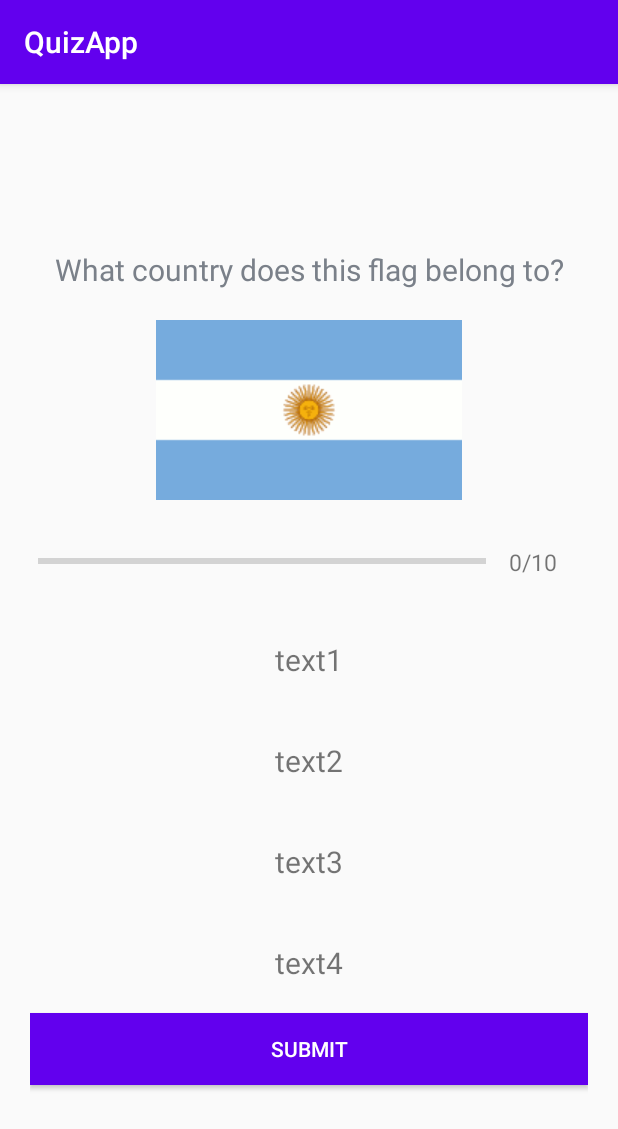
After one commit to DzeiEm/kot_quizApp, an Android app: the QuizQuestionActivity screen opened directly, with no data from a screen before it, on a phone screen of 412 x 824 dp. The commit adds this screen. Shown: the top 1129 px of the screen. Run offline under Robolectric (Android 15) with nearby library versions, the phone set to English and light mode, and no system bars.

Commit message:
Question Activity creation

```diff
--- a/app/src/main/AndroidManifest.xml
+++ b/app/src/main/AndroidManifest.xml
@@ -9,7 +9,11 @@
         android:roundIcon="@mipmap/ic_launcher_round"
         android:supportsRtl="true"
         android:theme="@style/AppTheme">
-        <activity android:name=".MainActivity"
+        <activity android:name=".QuizQuestionActivity">
+            android:screenOrientation="portrait">
+        </activity>
+        <activity
+            android:name=".MainActivity"
             android:screenOrientation="portrait"
             android:theme="@style/NoActionBarTheme"
             android:windowSoftInputMode="adjustResize">
--- /dev/null
+++ b/app/src/main/java/com/example/quizapp/Constants.kt
@@ -0,0 +1,131 @@
+package com.example.quizapp
+
+// kotlinfile,
+object Constants {
+
+    fun getQuestions(): ArrayList<Question> {
+
+        val questionList = ArrayList<Question>()
+
+        val question1 =
+            Question(
+                1, "What country does this flag belong to?",
+                R.drawable.ic_flag_of_argentina,
+                "Germany",
+                "Argentina",
+                "MAlta",
+                "Italy",
+                2
+            )
+        questionList.add(question1)
+
+        val question2 =
+            Question(
+                2, "What country does this flag belong to?",
+                R.drawable.ic_flag_of_australia,
+                "Germany",
+                "Australia",
+                "Ispany",
+                "Italy",
+                2
+            )
+        questionList.add(question2)
+
+        val question3 =
+            Question(
+                3, "What country does this flag belong to?",
+                R.drawable.ic_flag_of_belgium,
+                "Belgium",
+                "Australia",
+                "Ispany",
+                "Italy",
+                1
+            )
+        questionList.add(question3)
+
+        val question4 =
+            Question(
+                4, "What country does this flag belong to?",
+                R.drawable.ic_flag_of_brazil,
+                "Germany",
+                "Australia",
+                "Brazil",
+                "Italy",
+                3
+            )
+        questionList.add(question4)
+
+        val question5 =
+            Question(
+                5, "What country does this flag belong to?",
+                R.drawable.ic_flag_of_denmark,
+                "Germany",
+                "Australia",
+                "Ispany",
+                "Denmark",
+                4
+            )
+        questionList.add(question5)
+
+        val question6 =
+            Question(
+                6, "What country does this flag belong to?",
+                R.drawable.ic_flag_of_germany,
+                "Germany",
+                "Australia",
+                "Ispany",
+                "Italy",
+                1
+            )
+        questionList.add(question6)
+
+        val question7 =
+            Question(
+                7, "What country does this flag belong to?",
+                R.drawable.ic_flag_of_india,
+                "Germany",
+                "Australia",
+                "Ispany",
+                "India",
+                4
+            )
+        questionList.add(question7)
+
+        val question8 =
+            Question(
+                8, "What country does this flag belong to?",
+                R.drawable.ic_flag_of_kuwait,
+                "Germany",
+                "Kuwait",
+                "Ispany",
+                "Italy",
+                2
+            )
+        questionList.add(question8)
+
+        val question9 =
+            Question(
+                2, "What country does this flag belong to?",
+                R.drawable.ic_flag_of_new_zealand,
+                "Germany",
+                "New Zealand",
+                "Ispany",
+                "Italy",
+                2
+            )
+        questionList.add(question9)
+
+        val question10 =
+            Question(
+                2, "What country does this flag belong to?",
+                R.drawable.ic_flag_of_fiji,
+                "Germany",
+                "Australia",
+                "Fiji",
+                "Italy",
+                3
+            )
+        questionList.add(question10)
+        return questionList
+    }
+}
--- a/app/src/main/java/com/example/quizapp/MainActivity.kt
+++ b/app/src/main/java/com/example/quizapp/MainActivity.kt
@@ -1,8 +1,11 @@
 package com.example.quizapp
 
+import android.content.Intent
 import androidx.appcompat.app.AppCompatActivity
 import android.os.Bundle
 import android.view.View
+import android.widget.Toast
+import kotlinx.android.synthetic.main.activity_main.*
 
 class MainActivity : AppCompatActivity() {
 
@@ -11,5 +14,15 @@ class MainActivity : AppCompatActivity() {
         setContentView(R.layout.activity_main)
 //        appBar gone
         window.decorView.systemUiVisibility = View.SYSTEM_UI_FLAG_FULLSCREEN
+
+        startButton.setOnClickListener{
+            if(entered_name.text.toString().isEmpty()){
+                Toast.makeText(this, "Please enter your name", Toast.LENGTH_SHORT).show()
+            } else {
+                val intent = Intent(this, QuizQuestionActivity::class.java)
+                startActivity(intent)
+                finish()
+            }
+        }
     }
 }
--- /dev/null
+++ b/app/src/main/java/com/example/quizapp/Question.kt
@@ -0,0 +1,13 @@
+package com.example.quizapp
+
+//kotlinfile...apsirasom kaip atrodys klausimas
+data class Question (
+    val id: Int,
+    val question: String,
+    val image: Int,
+    val optionOne: String,
+    val optionTwo: String,
+    val optionThree: String,
+    val optionFour: String,
+    val correctAnswer: Int
+)
--- /dev/null
+++ b/app/src/main/java/com/example/quizapp/QuizQuestionActivity.kt
@@ -0,0 +1,16 @@
+package com.example.quizapp
+
+import androidx.appcompat.app.AppCompatActivity
+import android.os.Bundle
+import android.util.Log
+import javax.security.auth.login.LoginException
+
+class QuizQuestionActivity : AppCompatActivity() {
+    override fun onCreate(savedInstanceState: Bundle?) {
+        super.onCreate(savedInstanceState)
+        setContentView(R.layout.activity_quiz_question)
+
+        val questionsList = Constants.getQuestions()
+        Log.i("Question size","${questionsList.size}")
+    }
+}
--- /dev/null
+++ b/app/src/main/res/layout/activity_quiz_question.xml
@@ -0,0 +1,110 @@
+<?xml version="1.0" encoding="utf-8"?>
+<ScrollView xmlns:android="http://schemas.android.com/apk/res/android"
+    xmlns:app="http://schemas.android.com/apk/res-auto"
+    xmlns:tools="http://schemas.android.com/tools"
+    android:layout_width="match_parent"
+    android:layout_height="match_parent"
+    android:fillViewport="true"
+    tools:context=".QuizQuestionActivity">
+
+    <LinearLayout
+        android:layout_width="match_parent"
+        android:layout_height="wrap_content"
+        android:gravity="center"
+        android:orientation="vertical"
+        android:padding="20dp">
+
+        <TextView
+            android:id="@+id/questionTitle"
+            android:layout_width="match_parent"
+            android:layout_height="wrap_content"
+            android:layout_margin="10dp"
+            android:gravity="center"
+            android:text="What country does this flag belong to?"
+            android:textColor="@color/lightGrey"
+            android:textSize="20dp" />
+
+        <ImageView
+            android:id="@+id/image"
+            android:layout_width="wrap_content"
+            android:layout_height="wrap_content"
+            android:layout_margin="10dp"
+            android:src="@drawable/ic_flag_of_argentina" />
+
+        <LinearLayout
+            android:id="@+id/progressBarDetails"
+            android:layout_width="match_parent"
+            android:layout_height="wrap_content"
+            android:layout_margin="5dp"
+            android:gravity="center_vertical"
+            android:orientation="horizontal">
+
+            <ProgressBar
+                android:id="@+id/progressBar"
+                style="?android:attr/progressBarStyleHorizontal"
+                android:layout_width="0dp"
+                android:layout_height="wrap_content"
+                android:layout_weight="5"
+                android:indeterminate="false"
+                android:max="10"
+                android:minHeight="50dp"
+                android:progress="0" />
+
+            <TextView
+                android:id="@+id/progressCompleteQuestions"
+                android:layout_width="wrap_content"
+                android:layout_height="wrap_content"
+                android:gravity="center"
+                android:padding="15dp"
+                android:text="0/10"
+                android:textColorHint="@color/darkGrey"
+                android:textSize="15sp" />
+
+        </LinearLayout>
+
+        <TextView
+            android:id="@+id/questionOptionOne"
+            android:layout_width="match_parent"
+            android:layout_height="wrap_content"
+            android:layout_margin="20dp"
+            android:gravity="center"
+            android:text="text1"
+            android:textSize="20sp" />
+
+        <TextView
+            android:id="@+id/questionOptionTwo"
+            android:layout_width="match_parent"
+            android:layout_height="wrap_content"
+            android:layout_margin="20dp"
+            android:gravity="center"
+            android:text="text2"
+            android:textSize="20sp" />
+
+        <TextView
+            android:id="@+id/questionOptionThree"
+            android:layout_width="match_parent"
+            android:layout_height="wrap_content"
+            android:layout_margin="20dp"
+            android:gravity="center"
+            android:text="text3"
+            android:textSize="20sp" />
+
+        <TextView
+            android:id="@+id/questionOptionFour"
+            android:layout_width="match_parent"
+            android:layout_height="wrap_content"
+            android:layout_margin="20dp"
+            android:gravity="center"
+            android:text="text4"
+            android:textSize="20sp" />
+
+        <Button
+            android:layout_width="match_parent"
+            android:layout_height="wrap_content"
+            android:background="@color/colorPrimary"
+            android:text="Submit"
+            android:textColor="@color/white" />
+
+
+    </LinearLayout>
+</ScrollView>
--- a/build.gradle
+++ b/build.gradle
@@ -8,7 +8,7 @@ buildscript {
 
     }
     dependencies {
-        classpath 'com.android.tools.build:gradle:3.6.3'
+        classpath 'com.android.tools.build:gradle:4.0.0'
         classpath "org.jetbrains.kotlin:kotlin-gradle-plugin:$kotlin_version"
 
         // NOTE: Do not place your application dependencies here; they belong
```
Also changed, not shown: app/src/main/res/drawable/ic_flag_of_argentina.png (added), app/src/main/res/drawable/ic_flag_of_australia.png (added), app/src/main/res/drawable/ic_flag_of_belgium.png (added), app/src/main/res/drawable/ic_flag_of_brazil.png (added), app/src/main/res/drawable/ic_flag_of_denmark.png (added), app/src/main/res/drawable/ic_flag_of_fiji.png (added), app/src/main/res/drawable/ic_flag_of_germany.png (added), app/src/main/res/drawable/ic_flag_of_india.png (added), app/src/main/res/drawable/ic_flag_of_kuwait.png (added), app/src/main/res/drawable/ic_flag_of_new_zealand.png (added), gradle/wrapper/gradle-wrapper.properties.
